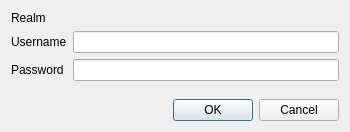
Old version of the form src/webauthenticationdialog.ui in the repository ZIMA-Engineering/ZIMA-CAD-Parts.
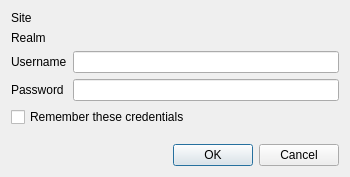
New version of the form. Icons and pictures are not drawn.

Commit message:
Remember HTTP authentication credentials
Move HTTP authentication handling into PasswordManager and store
accepted credentials in the configured secret store.

The existing auth dialog prompted on every visit and had no secure
prefill path. This commit adds site and realm context to the dialog,
looks up saved HTTP auth entries, persists accepted credentials behind a
Browser setting, and keeps BrowserPage focused on delegating auth
events to the shared password manager.

Patch:
```diff
--- a/src/webauthenticationdialog.ui
+++ b/src/webauthenticationdialog.ui
@@ -10,7 +10,7 @@
     <x>0</x>
     <y>0</y>
     <width>350</width>
-    <height>132</height>
+    <height>177</height>
    </rect>
   </property>
   <property name="windowTitle">
@@ -24,37 +24,54 @@
    <item>
     <layout class="QGridLayout" name="gridLayout">
      <item row="0" column="0">
+      <widget class="QLabel" name="label_5">
+       <property name="text">
+        <string>Site</string>
+       </property>
+      </widget>
+     </item>
+     <item row="0" column="1">
+      <widget class="QLabel" name="siteLabel">
+       <property name="text">
+        <string/>
+       </property>
+       <property name="wordWrap">
+        <bool>true</bool>
+       </property>
+      </widget>
+     </item>
+     <item row="1" column="0">
       <widget class="QLabel" name="label_2">
        <property name="text">
         <string>Realm</string>
        </property>
       </widget>
      </item>
-     <item row="0" column="1">
-      <widget class="QLabel" name="realmLabel">
-       <property name="text">
-        <string/>
-       </property>
-      </widget>
-     </item>
      <item row="1" column="1">
+      <widget class="QLabel" name="realmLabel">
+       <property name="text">
+        <string/>
+       </property>
+      </widget>
+     </item>
+     <item row="2" column="1">
       <widget class="QLineEdit" name="usernameLineEdit"/>
      </item>
-     <item row="1" column="0">
+     <item row="2" column="0">
       <widget class="QLabel" name="label">
        <property name="text">
         <string>Username</string>
        </property>
       </widget>
      </item>
-     <item row="2" column="0">
+     <item row="3" column="0">
       <widget class="QLabel" name="label_4">
        <property name="text">
         <string>Password</string>
        </property>
       </widget>
      </item>
-     <item row="2" column="1">
+     <item row="3" column="1">
       <widget class="QLineEdit" name="passwordLineEdit">
        <property name="echoMode">
         <enum>QLineEdit::Password</enum>
@@ -63,6 +80,13 @@
      </item>
     </layout>
    </item>
+   <item>
+    <widget class="QCheckBox" name="rememberCredentialsCheckBox">
+     <property name="text">
+      <string>Remember these credentials</string>
+     </property>
+    </widget>
+   </item>
    <item>
     <spacer name="verticalSpacer">
      <property name="orientation">
```
The commit also changes 10 other files.
